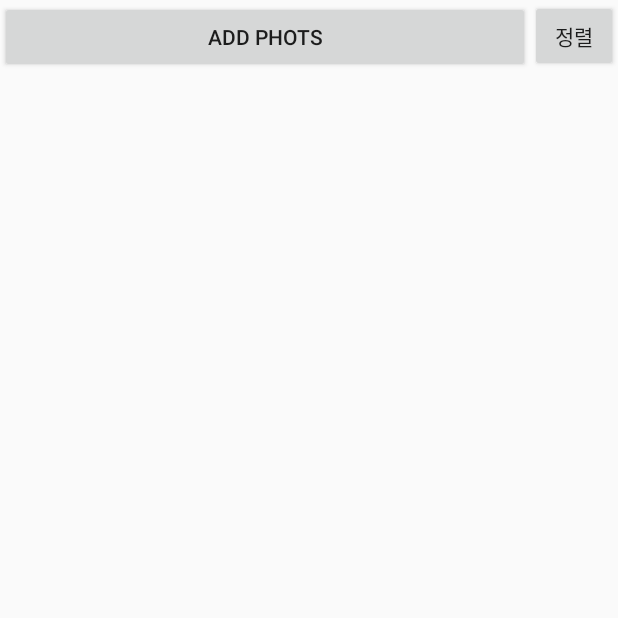
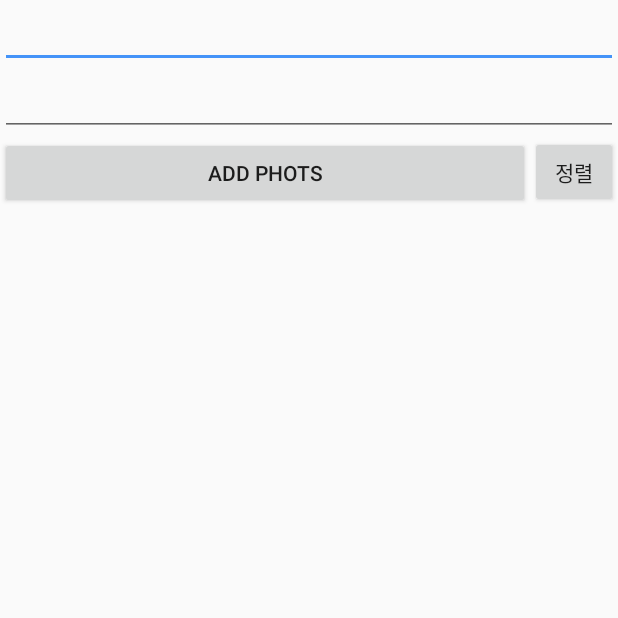
Before and after one commit to zxc7023/Photovel, an Android app: the PhotoMain screen opened directly, with no data from a screen before it, after a tap on "ADD PHOTS", on a phone screen of 412 x 824 dp, the top half of it. Run offline under Robolectric (Android 15) with nearby library versions, the phone set to English and light mode, and no system bars.

Commit message:
hara 최종

```diff
--- a/app/src/main/java/com/kitri/photovel/content/PhotoMain.java
+++ b/app/src/main/java/com/kitri/photovel/content/PhotoMain.java
@@ -50,16 +50,23 @@ public class PhotoMain extends Activity {
 
     private RecyclerView mRecyclerView;
     private PhotoAdapter mAdapter;
-    //private PhotoAdapter pa;
     private RecyclerView.LayoutManager mLayoutManager;
     private ArrayList<Photo> myDataset;
     private String address;
+
+    private EditText contentSubject;
+    private EditText contentText;
 
     @Override
     protected void onCreate(Bundle savedInstanceState) {
         super.onCreate(savedInstanceState);
         setContentView(R.layout.activity_photo_main);
         checkPermission();
+
+        contentSubject = (EditText) findViewById(R.id.contentSubject);
+        contentText = (EditText) findViewById(R.id.contentText);
+
+        //제목자동완성 해야함
 
         //recycleview사용선언
         mRecyclerView = (RecyclerView) findViewById(R.id.recycler_view);
@@ -71,7 +78,6 @@ public class PhotoMain extends Activity {
         mRecyclerView.setAdapter(mAdapter);
 
         //갤러리에서 사진받아와서 그 사진 add
-        //iv = (LinearLayout) findViewById(R.id.ivPhotoTest3);
         btnAddPhots = (Button) findViewById(R.id.btnAddPhots);
         btnAddPhots.setOnClickListener(new View.OnClickListener() {
             @Override
@@ -82,6 +88,7 @@ public class PhotoMain extends Activity {
                 intent.putExtra(Intent.EXTRA_ALLOW_MULTIPLE, true);
                 //공통 갤러리이기 때문에 바꾸면 안됨!!
                 intent.setAction(Intent.ACTION_GET_CONTENT);
+                Toast.makeText(getApplicationContext(),"복수 선택은 길게 꾹눌러 주숑",Toast.LENGTH_LONG).show();
                 startActivityForResult(Intent.createChooser(intent, "Select Picture"),1);
             }
         });
@@ -152,8 +159,9 @@ public class PhotoMain extends Activity {
                 address = getCurrentAddress(photo); //주소로 바꿔주기
                 photo.setAddress(address);
             }else {
+                photo.setAddress("주소미발견");
+            }
 
-            }
             if(orig.getAttribute(ExifInterface.TAG_DATETIME) !=null){ //시간날짜
                 String datetime = orig.getAttribute(ExifInterface.TAG_DATETIME);
                 Date date = new SimpleDateFormat("yyyy:MM:dd HH:mm:ss").parse(datetime);
@@ -161,6 +169,7 @@ public class PhotoMain extends Activity {
             }else{
                 photo.setPhotoDate(new Date());
             }
+
             exif = new ExifInterface(path);
             int orientation = exif.getAttributeInt(ExifInterface.TAG_ORIENTATION, ExifInterface.ORIENTATION_UNDEFINED); //회전률
             //사진보여주기 전에 용량처리해주기
--- a/app/src/main/res/layout/activity_photo_main.xml
+++ b/app/src/main/res/layout/activity_photo_main.xml
@@ -5,6 +5,14 @@
     android:layout_width="match_parent"
     android:layout_height="match_parent"
     android:orientation="vertical">
+    <EditText
+        android:id="@+id/contentSubject"
+        android:layout_width="match_parent"
+        android:layout_height="wrap_content" />
+    <EditText
+        android:id="@+id/contentText"
+        android:layout_width="match_parent"
+        android:layout_height="wrap_content" />
     <LinearLayout
         android:layout_width="match_parent"
         android:layout_height="wrap_content"
```
Also changed, not shown: app/src/main/java/com/kitri/photovel/content/PhotoAdapter.java (+9 -3 lines).
